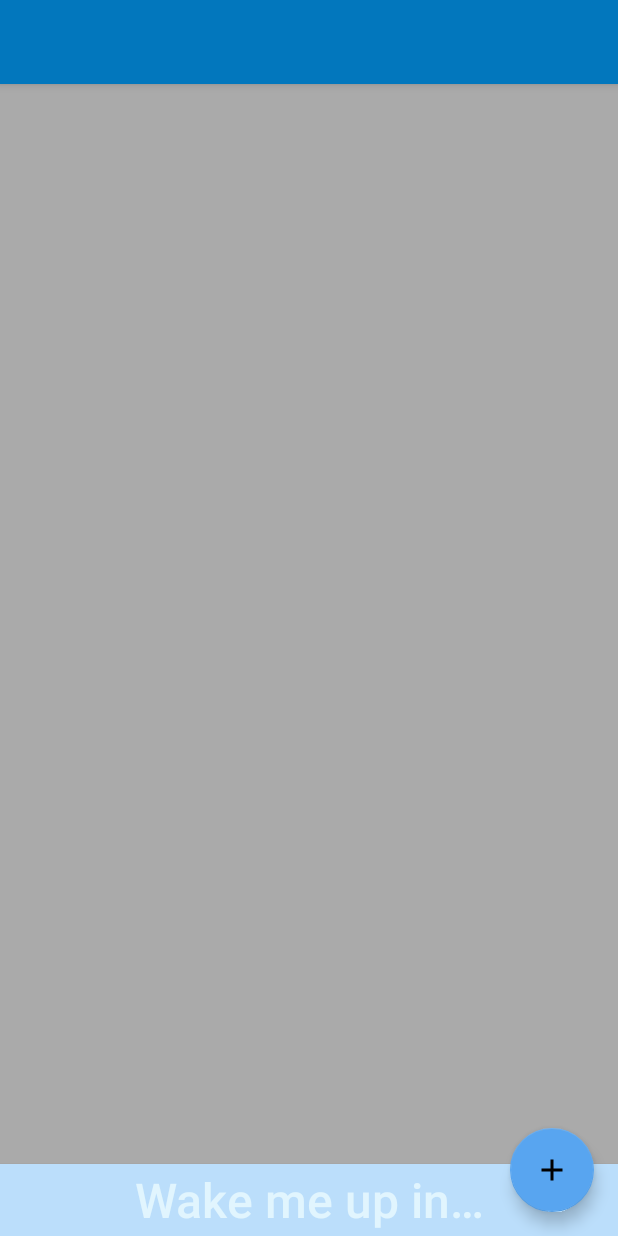
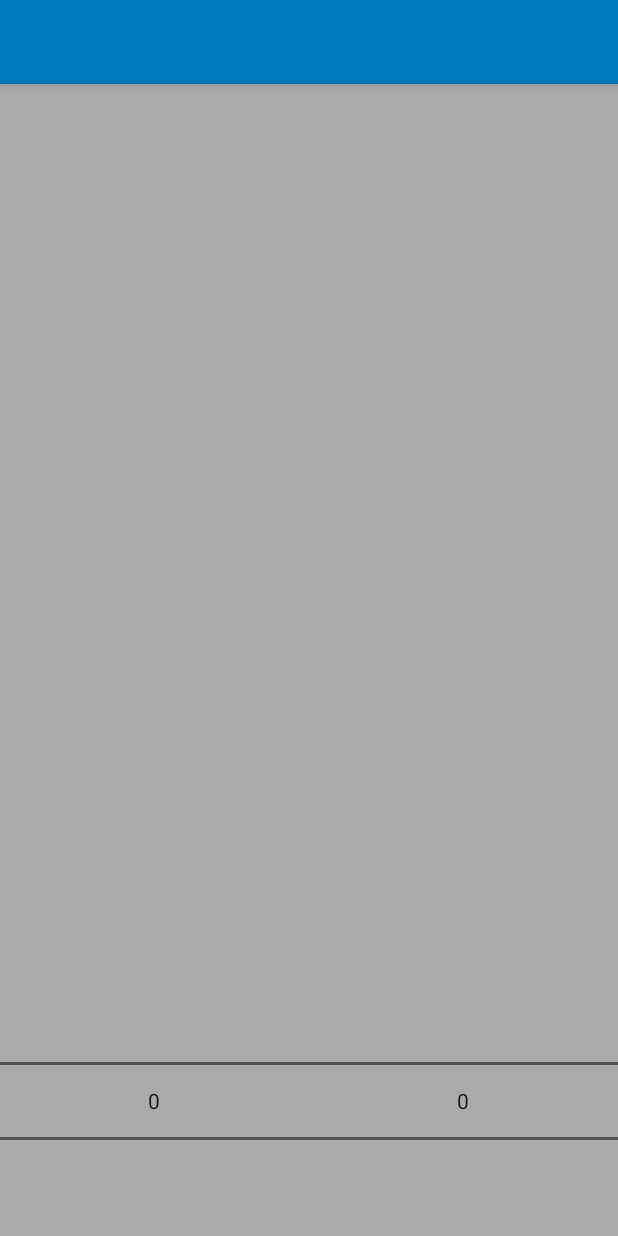
Before and after one commit to funnymania/wakeMeUpin..., an Android app: the layout activity_main.xml on its own in the app's theme, with its tools: preview values and no code run, on a phone screen of 412 x 824 dp. Run offline under Robolectric (Android 15) with nearby library versions, the phone set to English and light mode, and no system bars.

Commit message:
Update for redesign
Changed auuto-incrementing of alarm. Created fun setAlarm which sets alarm on user
action up on either number picker. Currently setting alarm to the same value

KNOWN BUGS: Currently setting alarm to the same value regardless of input.

```diff
--- a/app/src/main/java/com/example/wakemeupin/Alarm.kt
+++ b/app/src/main/java/com/example/wakemeupin/Alarm.kt
@@ -6,6 +6,6 @@ import android.arch.persistence.room.PrimaryKey
 
 @Entity(tableName = "alarm_table")
 data class Alarm (
-  @PrimaryKey(autoGenerate = true) @ColumnInfo(name = "id") val id: Int,
+  @PrimaryKey @ColumnInfo(name = "id") val id: Int,
   @ColumnInfo(name = "alarm_length") val alarmLength: Long
 )
--- a/app/src/main/res/layout/activity_main.xml
+++ b/app/src/main/res/layout/activity_main.xml
@@ -27,26 +27,43 @@
             android:id="@+id/include"
             />
 
-    <Button
-            android:text="@string/alarm_start"
+    <LinearLayout
+            android:orientation="horizontal"
             android:layout_width="match_parent"
             android:layout_height="wrap_content"
-            android:id="@+id/open_alarm_dialog"
-            android:background="@color/buttonBackground"
-            android:textColor="@color/colorText"
-            android:textAllCaps="false"
-            android:textSize="32sp"
+            android:layout_weight="1"
+            android:layout_gravity="bottom"
             app:layout_anchorGravity="bottom|center"
-            app:layout_anchor="@+id/include"
-            />
+            >
 
-    <android.support.design.widget.FloatingActionButton
-            android:id="@+id/fab"
-            android:layout_width="wrap_content"
-            android:layout_height="wrap_content"
-            android:layout_gravity="bottom|end"
-            android:layout_margin="@dimen/fab_margin"
-            android:src="@drawable/ic_add_black_24dp" />
+        <NumberPicker
+                android:layout_width="wrap_content"
+                android:layout_height="wrap_content"
+                android:layout_weight="1"
+                android:inputType="number"
+                android:ems="10"
+                android:id="@+id/numberPickerHours"
+                android:layout_gravity="center"
+                />
+
+        <NumberPicker
+                android:layout_width="wrap_content"
+                android:layout_height="wrap_content"
+                android:layout_weight="1"
+                android:inputType="number"
+                android:ems="10"
+                android:id="@+id/numberPickerMinutes"
+                android:layout_gravity="center"
+                />
+    </LinearLayout>
+
+    <!--<android.support.design.widget.FloatingActionButton-->
+            <!--android:id="@+id/fab"-->
+            <!--android:layout_width="wrap_content"-->
+            <!--android:layout_height="wrap_content"-->
+            <!--android:layout_gravity="bottom|end"-->
+            <!--android:layout_margin="@dimen/fab_margin"-->
+            <!--android:src="@drawable/ic_add_black_24dp" />-->
 
 
 </android.support.design.widget.CoordinatorLayout>
--- a/build.gradle
+++ b/build.gradle
@@ -9,7 +9,7 @@ buildscript {
 
     }
     dependencies {
-        classpath 'com.android.tools.build:gradle:3.3.1'
+        classpath 'com.android.tools.build:gradle:3.3.2'
         classpath "org.jetbrains.kotlin:kotlin-gradle-plugin:$kotlin_version"
         // NOTE: Do not place your application dependencies here; they belong
         // in the individual module build.gradle files
```
Also changed, not shown: app/src/main/java/com/example/wakemeupin/MainActivity.kt (+89 -17 lines).
